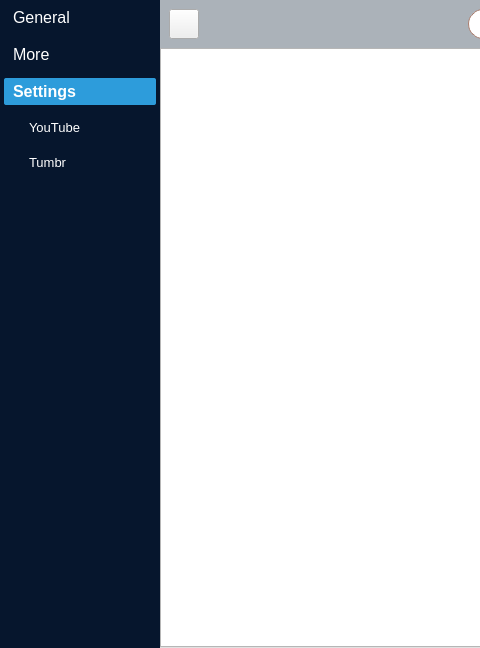
First picture: the form in ui/main_window.ui, repository initprog/QPos, before the edit; both pictures show x 0 to 480 and y 0 to 648 of the 1075 by 648 pixel window.
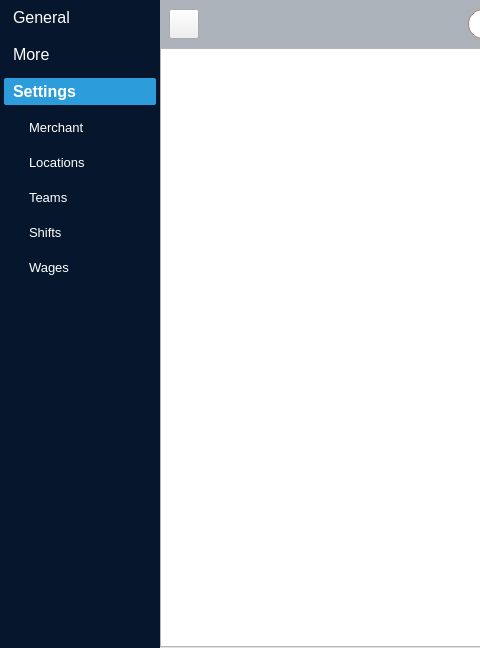
Second picture: the form after the edit. The open tabs and pages were chosen to show the change. Icons and pictures are not drawn.

Commit message: Update main_window menus

```diff
--- a/ui/main_window.ui
+++ b/ui/main_window.ui
@@ -397,8 +397,8 @@
             <rect>
              <x>0</x>
              <y>0</y>
-             <width>142</width>
-             <height>509</height>
+             <width>147</width>
+             <height>512</height>
             </rect>
            </property>
            <attribute name="icon">
@@ -435,7 +435,7 @@
                <enum>Qt::NoFocus</enum>
               </property>
               <property name="text">
-               <string>YouTube</string>
+               <string>Merchant</string>
               </property>
               <property name="checkable">
                <bool>true</bool>
@@ -453,7 +453,52 @@
                <enum>Qt::NoFocus</enum>
               </property>
               <property name="text">
-               <string>Tumbr</string>
+               <string>Locations</string>
+              </property>
+              <property name="checkable">
+               <bool>true</bool>
+              </property>
+             </widget>
+            </item>
+            <item>
+             <widget class="QPushButton" name="btnTeam">
+              <property name="font">
+               <font>
+                <pointsize>10</pointsize>
+               </font>
+              </property>
+              <property name="text">
+               <string>Teams</string>
+              </property>
+              <property name="checkable">
+               <bool>true</bool>
+              </property>
+             </widget>
+            </item>
+            <item>
+             <widget class="QPushButton" name="btnShift">
+              <property name="font">
+               <font>
+                <pointsize>10</pointsize>
+               </font>
+              </property>
+              <property name="text">
+               <string>Shifts</string>
+              </property>
+              <property name="checkable">
+               <bool>true</bool>
+              </property>
+             </widget>
+            </item>
+            <item>
+             <widget class="QPushButton" name="btnWage">
+              <property name="font">
+               <font>
+                <pointsize>10</pointsize>
+               </font>
+              </property>
+              <property name="text">
+               <string>Wages</string>
               </property>
               <property name="checkable">
                <bool>true</bool>
```
Left out of the diff: 12 changed lines with no effect on the pictures.
